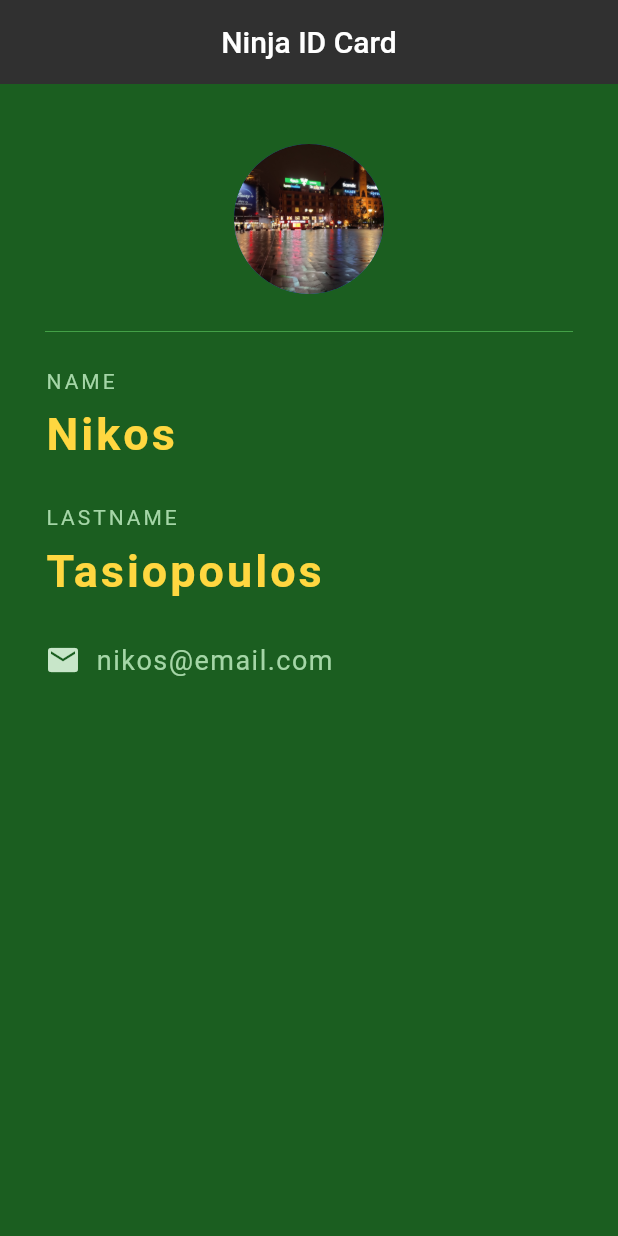
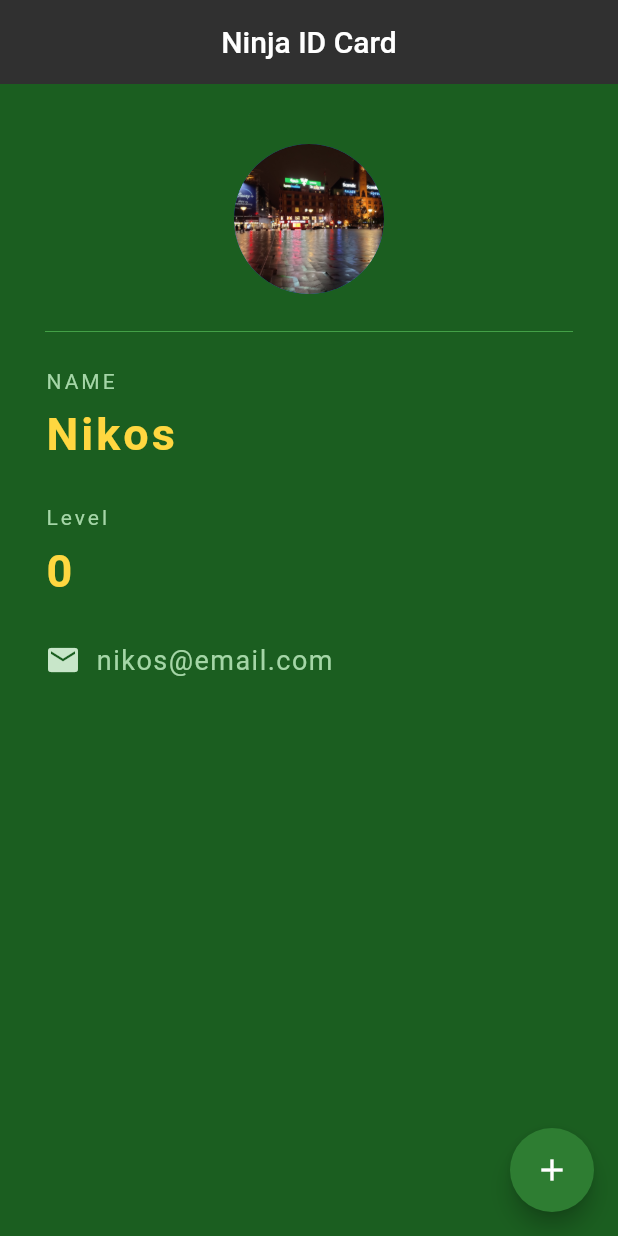
Before and after one commit to nikolastas/grocess-app, a Flutter app: the screen it shows after launch, on a phone screen of 412 x 824 dp. Run offline on Flutter 3.47's test engine with Material 2 defaults, Android fonts, the phone set to English and light mode, and no system bars.

Commit message:
lesson 16

```diff
--- a/lib/main.dart
+++ b/lib/main.dart
@@ -4,7 +4,14 @@ void main() => runApp(MaterialApp(
   home: NinjaCrad(),
 ));
 
-class NinjaCrad extends StatelessWidget {
+class NinjaCrad extends StatefulWidget {
+  @override
+  State<NinjaCrad> createState() => _NinjaCradState();
+}
+
+class _NinjaCradState extends State<NinjaCrad> {
+  int ninjaLevel = 0;
+
   @override
   Widget build(BuildContext context){
     return Scaffold(
@@ -14,6 +21,18 @@ class NinjaCrad extends StatelessWidget {
         centerTitle: true,
         backgroundColor: Colors.grey[850],
         elevation: 0,
+      ),
+      floatingActionButton: FloatingActionButton(
+        onPressed: () {
+          setState(() {
+           ninjaLevel +=1;
+           if (ninjaLevel >=5){
+             ninjaLevel = 0;
+           }
+          });
+      },
+      child: Icon(Icons.add),
+      backgroundColor: Colors.green[800],
       ),
       body: Padding(
         padding: EdgeInsets.fromLTRB(30, 40, 30, 0),
@@ -49,7 +68,7 @@ class NinjaCrad extends StatelessWidget {
             ),
             SizedBox( height:30),
             Text(
-              'LASTNAME',
+              'Level',
               style: TextStyle(
                 color: Colors.green[200],
                 letterSpacing: 2,
@@ -57,7 +76,7 @@ class NinjaCrad extends StatelessWidget {
             ),
             SizedBox( height:10),
             Text(
-              'Tasiopoulos',
+              '$ninjaLevel',
               style: TextStyle(
                 color: Colors.amberAccent[200],
                 letterSpacing: 2,
```
